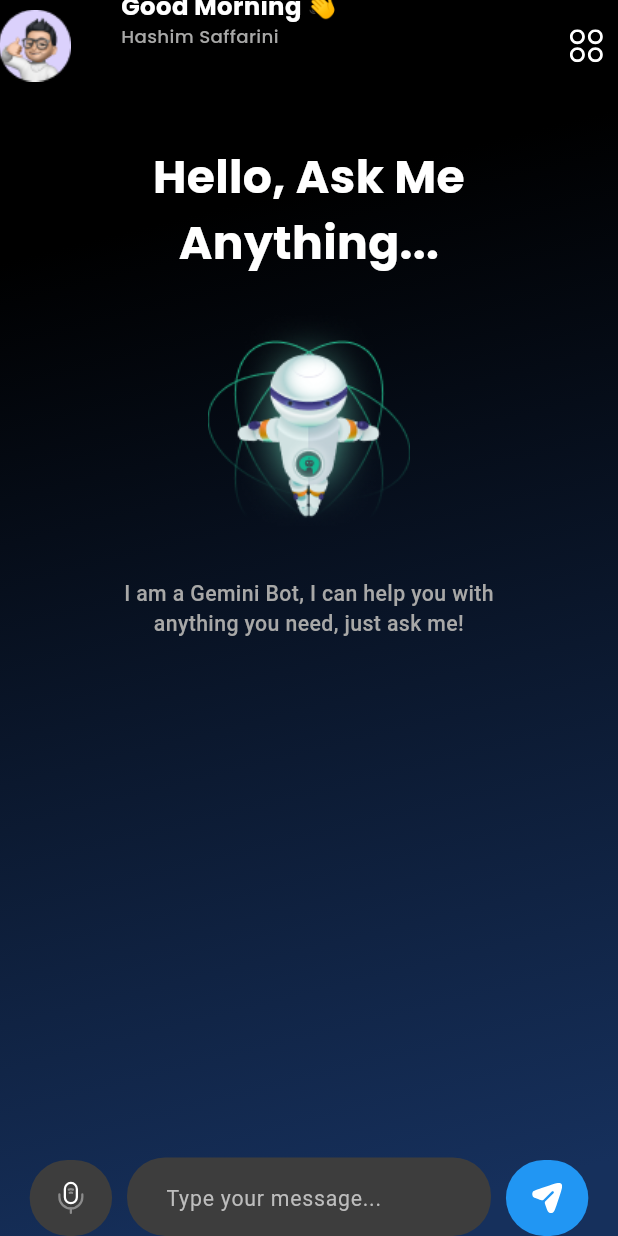
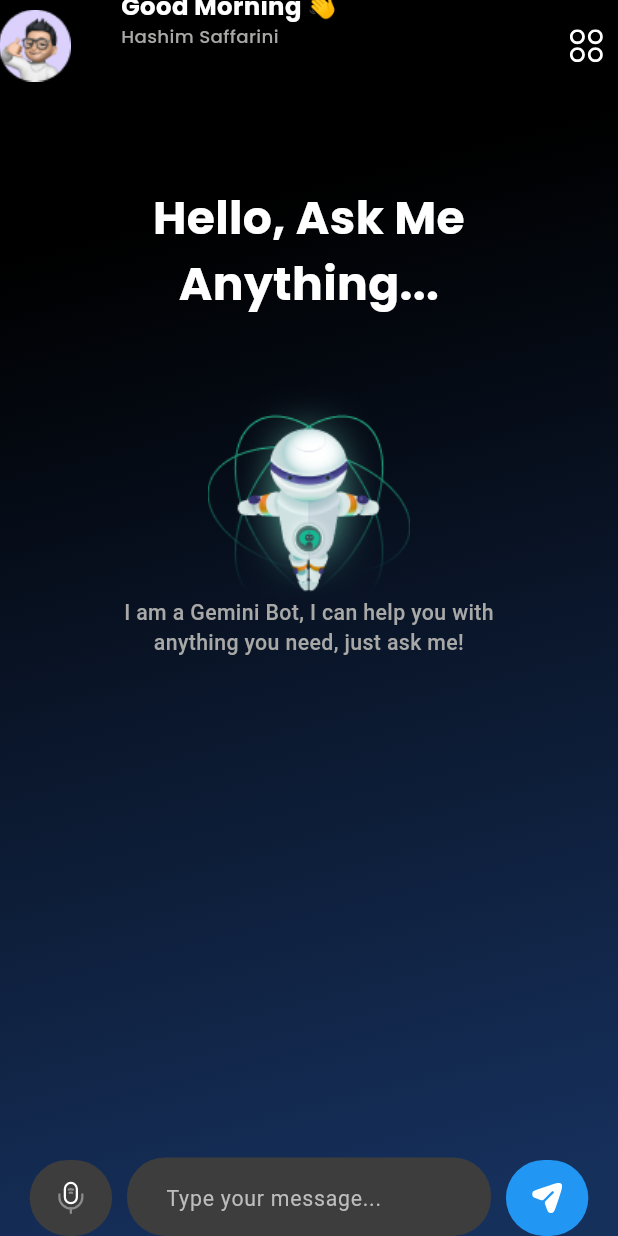
Before and after one commit to hashimsaffarini/Gemini_Bot, a Flutter app: the first screen one second after launch, on a phone screen of 412 x 824 dp. Run offline on Flutter 3.47's test engine with Material 3 defaults, Android fonts, the light colour scheme and no system bars; our stand-ins replace dio, flutter_bloc, flutter_screenutil, flutter_svg, google_fonts, google_generative_ai and 2 more.

```diff
--- a/lib/features/home/ui/widgets/home_screen_body.dart
+++ b/lib/features/home/ui/widgets/home_screen_body.dart
@@ -2,15 +2,72 @@ import 'package:flutter/material.dart';
 import 'package:flutter_screenutil/flutter_screenutil.dart';
 import 'package:google_fonts/google_fonts.dart';
 
-class HomeScreenBodyWithoutMessages extends StatelessWidget {
+class HomeScreenBodyWithoutMessages extends StatefulWidget {
   const HomeScreenBodyWithoutMessages({super.key});
+
+  @override
+  _HomeScreenBodyWithoutMessagesState createState() =>
+      _HomeScreenBodyWithoutMessagesState();
+}
+
+class _HomeScreenBodyWithoutMessagesState
+    extends State<HomeScreenBodyWithoutMessages>
+    with SingleTickerProviderStateMixin {
+  late AnimationController _controller;
+  late Animation<Offset> _textAnimation;
+  late Animation<Offset> _imageAnimation;
+  late Animation<Offset> _subTextAnimation;
+
+  @override
+  void initState() {
+    super.initState();
+
+    _controller = AnimationController(
+      vsync: this,
+      duration: const Duration(milliseconds: 1300),
+    );
+
+    _textAnimation = Tween<Offset>(
+      begin: const Offset(0, 1),
+      end: Offset.zero,
+    ).animate(CurvedAnimation(
+      parent: _controller,
+      curve: Curves.easeInOut,
+    ));
+
+    _imageAnimation = Tween<Offset>(
+      begin: const Offset(0, 1),
+      end: Offset.zero,
+    ).animate(CurvedAnimation(
+      parent: _controller,
+      curve: Curves.easeInOut,
+    ));
+
+    _subTextAnimation = Tween<Offset>(
+      begin: const Offset(0, 1),
+      end: Offset.zero,
+    ).animate(CurvedAnimation(
+      parent: _controller,
+      curve: Curves.easeInOut,
+    ));
+
+    _controller.forward();
+  }
+
+  @override
+  void dispose() {
+    _controller.dispose();
+    super.dispose();
+  }
 
   @override
   Widget build(BuildContext context) {
     return Column(
       children: [
         const SizedBox(height: 36),
-        Text(
+        SlideTransition(
+          position: _textAnimation,
+          child: Text(
             'Hello, Ask Me\nAnything...',
             style: GoogleFonts.poppins(
               color: Colors.white,
@@ -19,12 +76,18 @@ class HomeScreenBodyWithoutMessages extends StatelessWidget {
             ),
             textAlign: TextAlign.center,
           ),
+        ),
         const SizedBox(height: 20),
-        Image.asset(
+        SlideTransition(
+          position: _imageAnimation,
+          child: Image.asset(
             'assets/images/Frame.png',
           ),
+        ),
         const SizedBox(height: 20),
-        Text(
+        SlideTransition(
+          position: _subTextAnimation,
+          child: Text(
             'I am a Gemini Bot, I can help you with\nanything you need, just ask me!',
             textAlign: TextAlign.center,
             style: TextStyle(
@@ -33,6 +96,7 @@ class HomeScreenBodyWithoutMessages extends StatelessWidget {
               fontWeight: FontWeight.w500,
             ),
           ),
+        ),
       ],
     );
   }
--- a/pubspec.yaml
+++ b/pubspec.yaml
@@ -39,6 +39,7 @@ dependencies:
   get_it: ^7.7.0
   google_fonts: ^6.2.1
   google_generative_ai: ^0.4.6
+  iconsax: ^0.0.8
   path_provider: ^2.1.4
   path_provider_android: ^2.2.10
   pretty_dio_logger: ^1.4.0
```
Also changed, not shown: lib/features/home/logic/home_cubit.dart (+12 -7 lines), lib/features/home/ui/widgets/custom_app_bar.dart (+36 -1 lines), pubspec.lock. Lines whose indentation alone changed are shown as unchanged.
